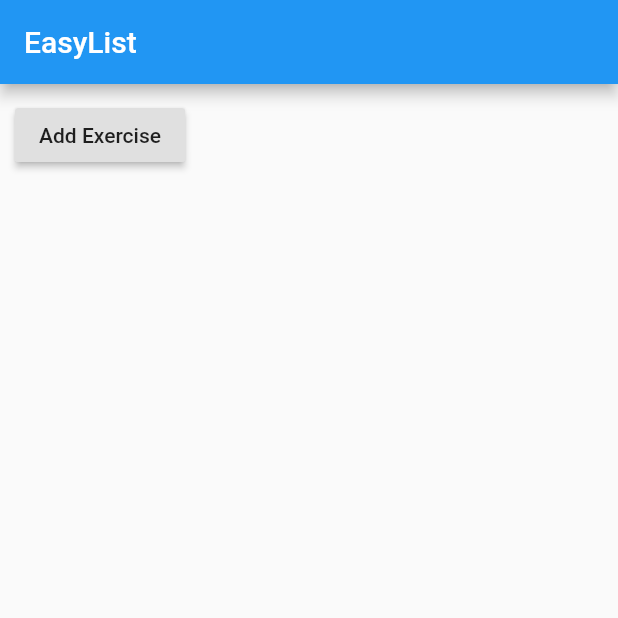
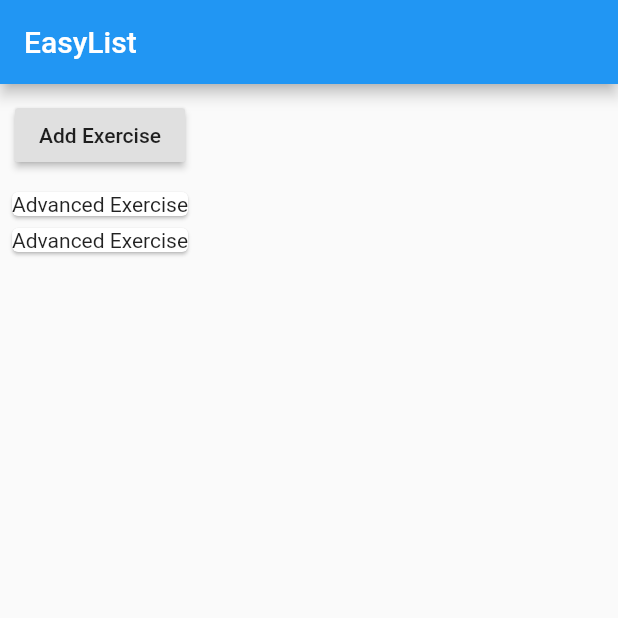
Before and after one commit to rasyidrw/flutter-first-app, a Flutter app: the screen it shows after launch, after a tap on "Add Exercise", on a phone screen of 412 x 824 dp, the top half of it. Run offline on Flutter 3.47's test engine with Material 2 defaults, Android fonts, the phone set to English and light mode, and no system bars.

Commit message:
Log Changes 1.0.1

```diff
--- /dev/null
+++ b/lib/exercise_manager.dart
@@ -0,0 +1,49 @@
+import 'package:flutter/material.dart';
+
+import './exercises.dart';
+
+class ExerciseManager extends StatefulWidget {
+  final String startingExercise;
+
+  ExerciseManager(this.startingExercise) {
+    print('[ExercisesManager Widget] Constructor');
+  }
+
+  @override
+  State<StatefulWidget> createState() {
+    print('[ExercisesManager Widget] createState()');
+    return _ExerciseManagerState();
+  }
+}
+
+class _ExerciseManagerState extends State<ExerciseManager> {
+  List<String> _exercises = [];
+
+  @override
+  void initState() {
+    print('[ExercisesManager State] initState()');
+    _exercises.add(widget.startingExercise);
+    super.initState();
+  }
+
+  @override
+  Widget build(BuildContext context) {
+    print('[ExercisesManager State] build()');
+    return Column(
+      children: [
+        Container(
+          margin: EdgeInsets.all(10.0),
+          child: RaisedButton(
+            onPressed: () {
+              setState(() {
+                _exercises.add('Advanced Exercise');
+              });
+            },
+            child: Text('Add Exercise'),
+          ),
+        ),
+        Exercises(_exercises)
+      ],
+    );
+  }
+}
--- a/lib/exercises.dart
+++ b/lib/exercises.dart
@@ -3,17 +3,19 @@ import 'package:flutter/material.dart';
 class Exercises extends StatelessWidget {
   final List<String> exercises;
 
-  Exercises(this.exercises);
+  Exercises(this.exercises) {
+    print('[Exercises Widget] Constructor');
+  }
 
   @override
   Widget build(BuildContext context) {
-    // TODO: implement build
+    print('[Exercise Widget] build()');
     return Column(
       children: exercises
           .map((element) => Card(
                 child: Column(
                   children: <Widget>[
-                    Image.asset('assets/runningtwo.jpg'),
+                    // Image.asset('assets/runningtwo.jpg'),
                     Text(element)
                   ],
                 ),
--- a/lib/main.dart
+++ b/lib/main.dart
@@ -1,40 +1,19 @@
 import 'package:flutter/material.dart';
+
+import './exercise_manager.dart';
 
 void main() => runApp(MyApp());
 
-class MyApp extends StatefulWidget {
-  @override
-  State<StatefulWidget> createState() {
-    // TODO: implement createState
-    return _MyAppState();
-  }
-}
-
-class _MyAppState extends State<MyApp> {
-  List<String> _exercises = ['exercise 1'];
-
+class MyApp extends StatelessWidget {
   @override
   Widget build(BuildContext context) {
     return MaterialApp(
       home: Scaffold(
-          appBar: AppBar(
-            title: Text('EasyList'),
-          ),
-          body: Column(
-            children: [
-              Container(
-                margin: EdgeInsets.all(10.0),
-                child: RaisedButton(
-                  onPressed: () {
-                    setState(() {
-                      _exercises.add('Advanced Exercise');
-                    });
-                  },
-                  child: Text('Add Exercise'),
-                ),
-              ),
-            ],
-          )),
+        appBar: AppBar(
+          title: Text('EasyList'),
+        ),
+        body: ExerciseManager('Advanced Exercise'),
+      ),
     );
   }
 }
```
